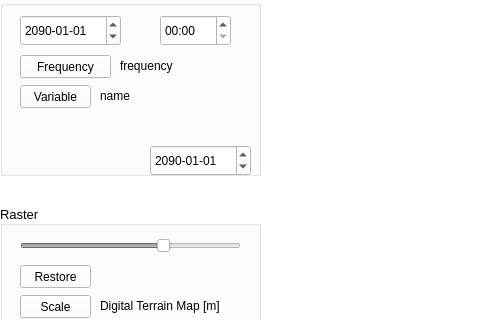
Above: PRAGA/mainwindow.ui from gaowudao/CRITERIA3D before the change; both pictures show x 0 to 480 and y 115 to 435 of the 1368 by 768 pixel window. Below: the same form after it.
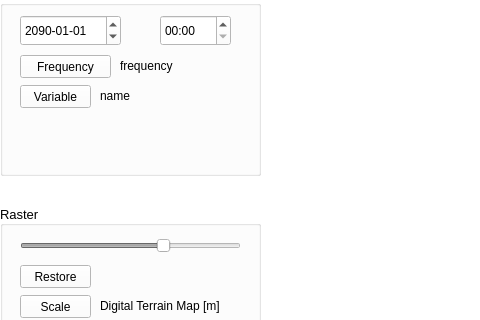
That is the form after the change.

What changed in the file:
```diff
--- a/PRAGA/mainwindow.ui
+++ b/PRAGA/mainwindow.ui
@@ -1520,108 +1520,6 @@
      <property name="toolTip">
       <string>Variable colors</string>
      </property>
-     <widget class="QDateEdit" name="dateEdit_2">
-      <property name="geometry">
-       <rect>
-        <x>150</x>
-        <y>20</y>
-        <width>101</width>
-        <height>31</height>
-       </rect>
-      </property>
-      <property name="palette">
-       <palette>
-        <active>
-         <colorrole role="Text">
-          <brush brushstyle="SolidPattern">
-           <color alpha="255">
-            <red>0</red>
-            <green>0</green>
-            <blue>0</blue>
-           </color>
-          </brush>
-         </colorrole>
-        </active>
-        <inactive>
-         <colorrole role="Text">
-          <brush brushstyle="SolidPattern">
-           <color alpha="255">
-            <red>0</red>
-            <green>0</green>
-            <blue>0</blue>
-           </color>
-          </brush>
-         </colorrole>
-        </inactive>
-        <disabled>
-         <colorrole role="Text">
-          <brush brushstyle="SolidPattern">
-           <color alpha="255">
-            <red>127</red>
-            <green>127</green>
-            <blue>127</blue>
-           </color>
-          </brush>
-         </colorrole>
-        </disabled>
-       </palette>
-      </property>
-      <property name="font">
-       <font>
-        <pointsize>9</pointsize>
-       </font>
-      </property>
-      <property name="dateTime">
-       <datetime>
-        <hour>0</hour>
-        <minute>0</minute>
-        <second>0</second>
-        <year>2090</year>
-        <month>1</month>
-        <day>1</day>
-       </datetime>
-      </property>
-      <property name="maximumDateTime">
-       <datetime>
-        <hour>23</hour>
-        <minute>59</minute>
-        <second>59</second>
-        <year>7999</year>
-        <month>12</month>
-        <day>31</day>
-       </datetime>
-      </property>
-      <property name="minimumDateTime">
-       <datetime>
-        <hour>0</hour>
-        <minute>0</minute>
-        <second>0</second>
-        <year>1752</year>
-        <month>10</month>
-        <day>14</day>
-       </datetime>
-      </property>
-      <property name="maximumDate">
-       <date>
-        <year>7999</year>
-        <month>12</month>
-        <day>31</day>
-       </date>
-      </property>
-      <property name="currentSection">
-       <enum>QDateTimeEdit::YearSection</enum>
-      </property>
-      <property name="displayFormat">
-       <string>yyyy-MM-dd</string>
-      </property>
-      <property name="date">
-       <date>
-        <year>2090</year>
-        <month>1</month>
-        <day>1</day>
-       </date>
-      </property>
-     </widget>
     </widget>
     <widget class="QLabel" name="labelVariable">
      <property name="geometry">
```
